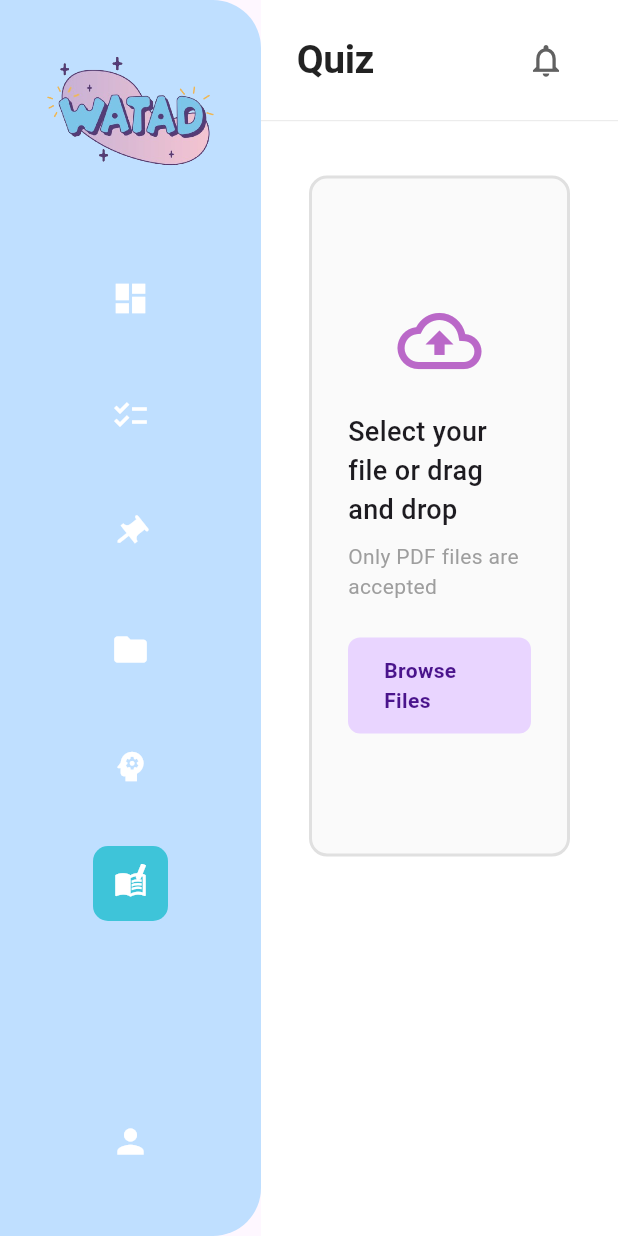
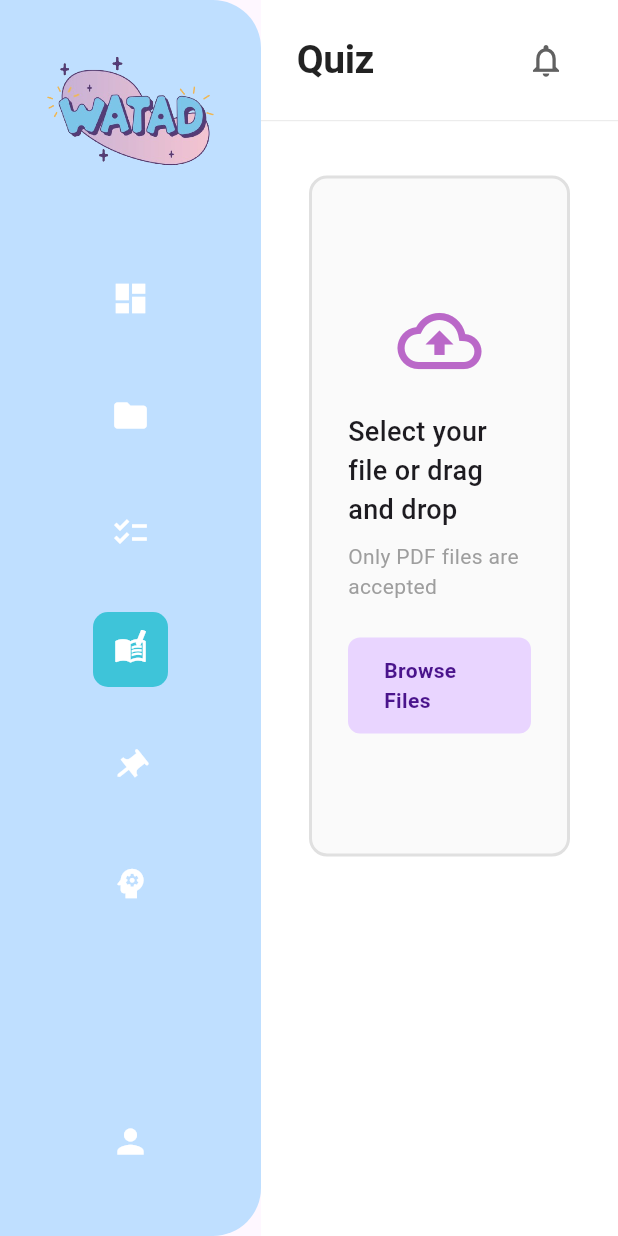
Before and after one commit to HaneenT7/GP2, a Flutter app: the DashBoard screen opened directly, after a tap on the "folder" icon, after a tap on the "checklist" icon, after a tap on the "menu book" icon, on a phone screen of 412 x 824 dp. Run offline on Flutter 3.47's test engine with Material 3 defaults, Android fonts, the phone set to English and light mode, and no system bars; our stand-ins replace cloud_firestore, cross_file, file_picker, firebase_auth, firebase_core, firebase_storage and 4 more; missing offline and left inert: syncfusion_flutter_pdf; accounts and stored records are empty.

Commit message:
navbar tabs order update

```diff
--- a/lib/DashBoard.dart
+++ b/lib/DashBoard.dart
@@ -53,11 +53,11 @@ class _DashBoardState extends State<DashBoard> {
                 children: const [
                   // 2. FIXED: We use the Class name instead of the old method call
                   DashboardHomeContent(), // Index 0
-                  RevPlanPage(),                // Index 1
-                  SnapsBoardPage(),             // Index 2
-                  CourseFoldersPage(),          // Index 3
-                  BrainGamesPage(),             // Index 4
-                  QuizLandingPage(),      // Index 5
+                  CourseFoldersPage(),          // Index 1
+                  RevPlanPage(),                // Index 2
+                  QuizLandingPage(),            // Index 3
+                  SnapsBoardPage(),             // Index 4
+                  BrainGamesPage(),             // Index 5
                   ProfilePage(),                // Index 6
                 ],
               ),
--- a/lib/widgets/custom_sidebar.dart
+++ b/lib/widgets/custom_sidebar.dart
@@ -34,11 +34,11 @@ class CustomSidebar extends StatelessWidget {
             const SizedBox(height: 4),
 
             _buildNavItem(Icons.dashboard, 0, 'Dashboard'),
-            _buildNavItem(Icons.checklist, 1, 'Revision Plan'),
-            _buildSlantedNavItem(Icons.push_pin, 2, 'Snaps Board'),
-            _buildNavItem(Icons.folder, 3, 'Course Folder'),
-            _buildNavItem(Icons.psychology, 4, 'Brain Games'),
-            _buildPenAndBookNavItem(5, 'Quiz'),
+            _buildNavItem(Icons.folder, 1, 'Course Folder'),
+            _buildNavItem(Icons.checklist, 2, 'Revision Plan'),
+            _buildPenAndBookNavItem(3, 'Quiz'),
+            _buildSlantedNavItem(Icons.push_pin, 4, 'Snaps Board'),
+            _buildNavItem(Icons.psychology, 5, 'Brain Games'),
 
             const Spacer(),
 
```
